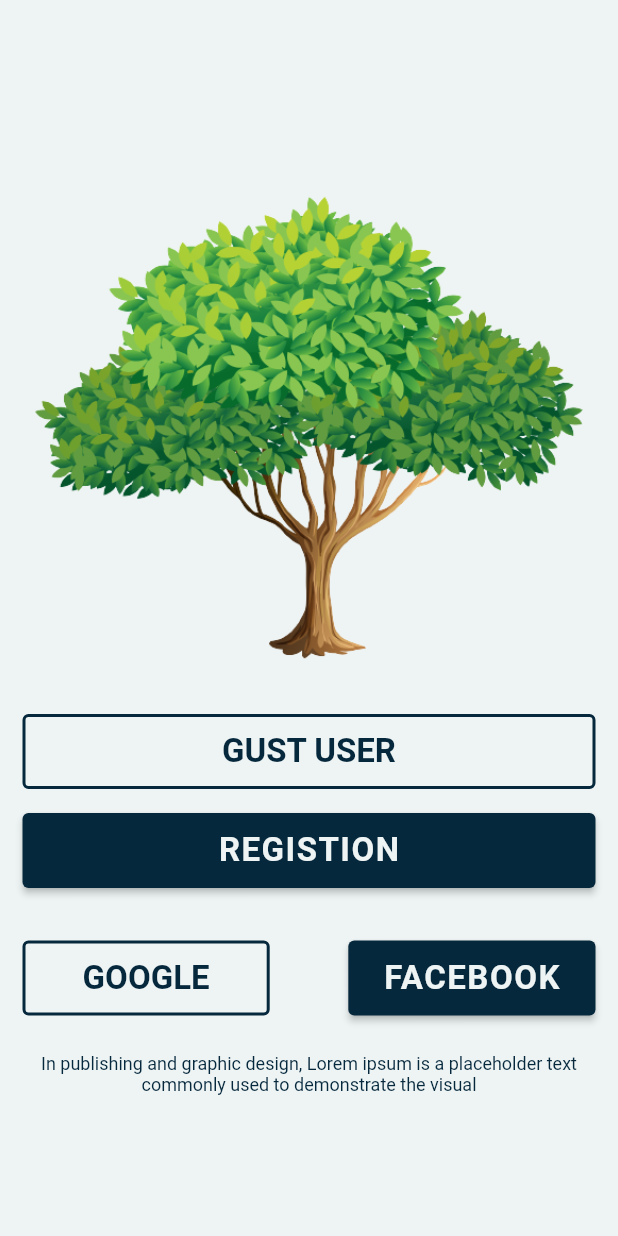
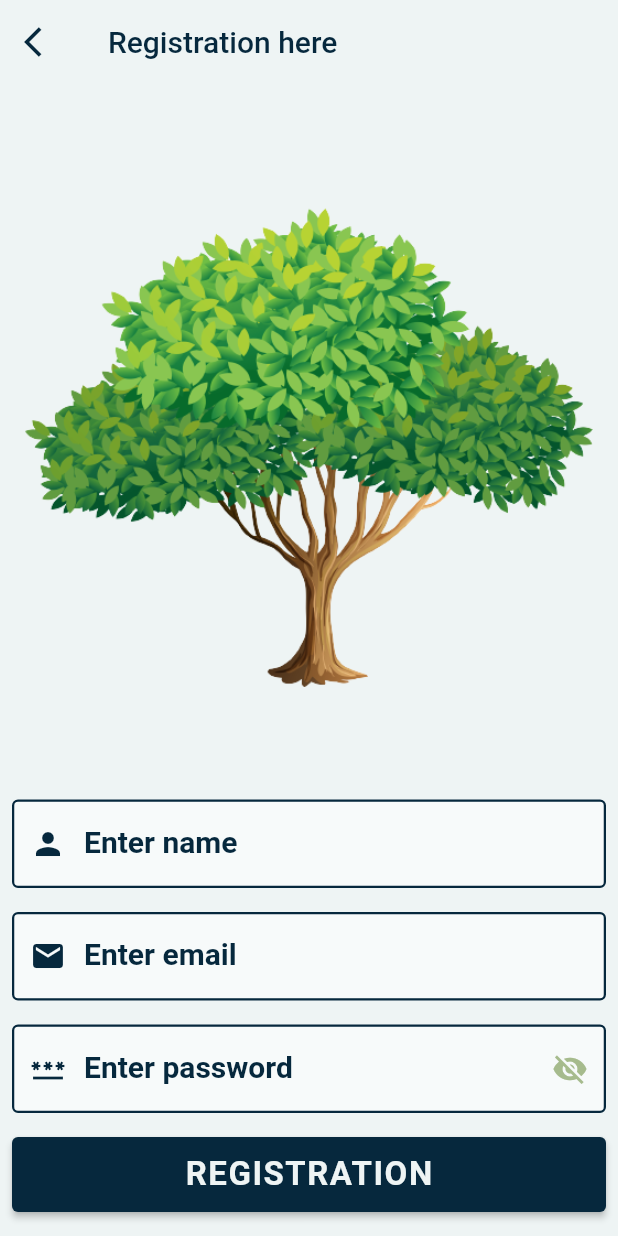
Before and after one commit to rowjoy/tree_shop_ecommerce_with_provider, a Flutter app: the OnboardScrrenTwo screen opened directly, after a tap on "REGISTION", on a phone screen of 412 x 824 dp. Run offline on Flutter 3.47's test engine with Material 2 defaults, Android fonts, the phone set to English and light mode, and no system bars; our stand-ins replace flutter_svg, hexcolor; missing offline and left inert: cuberto_bottom_bar.

Commit message:
Login & Registration screen Design

```diff
--- /dev/null
+++ b/lib/modules/login_registration/registration_screen.dart
@@ -0,0 +1,77 @@
+import 'package:flutter/material.dart';
+import 'package:hexcolor/hexcolor.dart';
+import 'package:tree_shop/core/colors.dart';
+import 'package:tree_shop/widget/custom_button.dart';
+
+import '../../widget/custom_testfield.dart';
+class RegistionScreen extends StatefulWidget {
+  const RegistionScreen({super.key});
+
+  @override
+  State<RegistionScreen> createState() => _RegistionScreenState();
+}
+
+class _RegistionScreenState extends State<RegistionScreen> {
+  @override
+  Widget build(BuildContext context) {
+    return Scaffold(
+      backgroundColor: HexColor(AppColors.whiteColor),
+      appBar: AppBar(
+        automaticallyImplyLeading: false,
+        leading: InkWell( onTap: (){
+          Navigator.pop(context);
+        } ,child: Icon(Icons.arrow_back_ios ,color: HexColor(AppColors.greenColor),)),
+        elevation: 0,
+        title: Text("Registration here",style: TextStyle(color: HexColor(AppColors.greenColor) ),),
+        backgroundColor: HexColor(AppColors.whiteColor),
+      ),
+      body: SafeArea(
+        child: Padding(
+          padding: const EdgeInsets.all(8.0),
+          child: Column(
+            children: [
+             Expanded(
+                child: AspectRatio(
+                  aspectRatio: 1,
+                  child: Image.asset("assets/images/tree_two.png"),
+                ),
+              ),
+              CustomTextField(
+                label: "Enter name",
+                controller: TextEditingController(),
+                keyboardType: TextInputType.text,
+                prefixIcon: Icons.person,
+              ),
+              const SizedBox(height: 16,),
+              CustomTextField(
+                label: "Enter email",
+                controller: TextEditingController(),
+                keyboardType: TextInputType.emailAddress,
+                prefixIcon: Icons.email,
+              ),
+              const SizedBox(height: 16,),
+              CustomTextField(
+                label: "Enter password",
+                controller: TextEditingController(),
+                keyboardType: TextInputType.text,
+                obscureText: true,
+               prefixIcon: Icons.password,
+               suffixIcon: Icons.visibility_off,
+              ),
+              const SizedBox(height: 16,),
+              CustomButton(
+                width: MediaQuery.of(context).size.width,
+                buttonName: "registration",
+                padding: const EdgeInsets.all(0),
+                onPressed: (){
+
+                }
+              ),
+              const SizedBox(height: 8,),
+            ],
+          ),
+        ),
+      ),
+    ) ;
+  }
+}
--- a/lib/modules/onbord_screen/onboard_screen_auth.dart
+++ b/lib/modules/onbord_screen/onboard_screen_auth.dart
@@ -3,11 +3,16 @@
 
 
 import 'package:flutter/material.dart';
+import 'package:flutter_svg/flutter_svg.dart';
 import 'package:hexcolor/hexcolor.dart';
 import 'package:tree_shop/core/colors.dart';
+import 'package:tree_shop/modules/login_registration/login_screen.dart';
+import 'package:tree_shop/modules/login_registration/registration_screen.dart';
 import 'package:tree_shop/modules/screen_layout/base_screen_layout.dart';
 import 'package:tree_shop/modules/views/prodact_screen.dart';
 import 'package:tree_shop/widget/custom_button.dart';
+
+import '../../widget/custom_outline_button.dart';
 class OnboardScrrenTwo extends StatefulWidget {
   const OnboardScrrenTwo({super.key});
 
@@ -30,70 +35,44 @@ class _OnboardScrrenTwoState extends State<OnboardScrrenTwo> {
               aspectRatio: 1,
               child: Image.asset("assets/images/tree_two.png"),
             ),
-            SizedBox(
-              width: MediaQuery.of(context).size.width,
-              height: 50,
-              child: OutlinedButton(
-                style: OutlinedButton.styleFrom(
-                  backgroundColor: HexColor(AppColors.whiteColor),
-                  elevation: 0,
-                  side: BorderSide(
-                    width: 2,
-                    color: HexColor(AppColors.greenColor),
-                  )
-                ),
-                onPressed: (){
-                  Navigator.push(context, MaterialPageRoute(builder: (context)=> BaseLayoutScreen()));
-                },
-                child: Text("Gust user".toUpperCase(),
-                  style: TextStyle(
-                    color: HexColor(AppColors.greenColor),
-                    fontSize: 22,
-                    fontWeight: FontWeight.bold,
-                  ),
-                ),
-              ),
+            CustomOutlineButton(
+              buttonName: "Guest user",
+              onPressed: (){
+                Navigator.push(context, MaterialPageRoute(builder: (context)=> ProdactScreen() ));
+              },
             ),
-            const SizedBox(height: 16,),
+            SizedBox(height: 16,),
             CustomButton(
-              buttonName: "Registion",
+              buttonName: "Login",
               padding: const EdgeInsets.all(0.0),
               onPressed: (){
-
-                },
+                Navigator.push(context, MaterialPageRoute(builder: (context)=>LoginScreen()) );
+              },
              ),
+            const SizedBox(height: 16,),
+            CustomOutlineButton(
+              buttonName: "Registion",
+              onPressed: (){
+                Navigator.push(context, MaterialPageRoute(builder: ((context) => RegistionScreen()) ));
+              }
+            ),
             SizedBox(height: 35,),
              Row(
-               mainAxisAlignment: MainAxisAlignment.spaceBetween,
+               mainAxisAlignment: MainAxisAlignment.center,
                children: [
-                  SizedBox(
-                    width: MediaQuery.of(context).size.width / 2.5 ,
-                    height: 50,
-                    child: OutlinedButton(
-                      style: OutlinedButton.styleFrom(
-                        backgroundColor: HexColor(AppColors.whiteColor),
-                        elevation: 0,
-                        side: BorderSide(
-                          width: 2,
-                          color: HexColor(AppColors.greenColor),
-                        )
-                      ),
-                      onPressed: (){},
-                      child: Text("Google".toUpperCase(),
-                        style: TextStyle(
-                          color: HexColor(AppColors.greenColor),
-                          fontSize: 22,
-                          fontWeight: FontWeight.bold,
-                        ),
-                      ),
-                    ),
-                  ),
-                  CustomButton(
-                    width: MediaQuery.of(context).size.width / 2.5,
-                    padding: const EdgeInsets.all(0.0),
-                    buttonName: "FaceBook",
-                    onPressed: (){}
-                  ),
+                 IconButton(
+                  onPressed: (){
+
+                  },
+                  icon: SvgPicture.asset("assets/icon/icons8-facebook.svg"),
+                 ),
+                 SizedBox(width: 8,),
+                 IconButton(
+                  onPressed: (){
+
+                  },
+                  icon: SvgPicture.asset("assets/icon/icons8-google.svg"),
+                 ),
                ],
              ),
              SizedBox(height: 25,),
--- a/lib/modules/screen_layout/base_screen_layout.dart
+++ b/lib/modules/screen_layout/base_screen_layout.dart
@@ -5,7 +5,7 @@ import 'package:cuberto_bottom_bar/cuberto_bottom_bar.dart';
 import 'package:flutter/material.dart';
 import 'package:hexcolor/hexcolor.dart';
 import 'package:tree_shop/core/colors.dart';
-import 'package:tree_shop/modules/views/cart_screen.dart';
+import 'package:tree_shop/modules/views/card_screen.dart';
 import 'package:tree_shop/modules/views/like_prodect_screen.dart';
 import 'package:tree_shop/modules/views/live_chat_screen.dart';
 import 'package:tree_shop/modules/views/prodact_screen.dart';
@@ -48,7 +48,7 @@ class _BaseLayoutScreenState extends State<BaseLayoutScreen> {
       appBar: AppBar(
         automaticallyImplyLeading: false,
         elevation: 0,
-        backgroundColor: HexColor(AppColors.whiteColor),
+       backgroundColor: HexColor(AppColors.whiteColor),
         leading: Padding(
           padding: const EdgeInsets.all(5.0),
           child: Material(
--- a/lib/modules/views/live_chat_screen.dart
+++ b/lib/modules/views/live_chat_screen.dart
@@ -1,4 +1,8 @@
+// ignore_for_file: prefer_const_constructors
+
 import 'package:flutter/material.dart';
+import 'package:hexcolor/hexcolor.dart';
+import 'package:tree_shop/core/colors.dart';
 class LiveChatScreen extends StatefulWidget {
   const LiveChatScreen({super.key});
 
@@ -10,6 +14,7 @@ class _LiveChatScreenState extends State<LiveChatScreen> {
   @override
   Widget build(BuildContext context) {
     return Scaffold(
+      backgroundColor: HexColor(AppColors.whiteColor),
       body: SafeArea(
         child: Center(
           child: Text("Live chat "),
--- a/lib/modules/views/prodact_screen.dart
+++ b/lib/modules/views/prodact_screen.dart
@@ -2,11 +2,6 @@
 
 // ignore_for_file: prefer_const_constructors, sized_box_for_whitespace, avoid_unnecessary_containers, unnecessary_string_interpolations
 
-
-
-import 'dart:math';
-
-import 'package:carousel_slider/carousel_slider.dart';
 import 'package:flutter/cupertino.dart';
 import 'package:flutter/material.dart';
 import 'package:hexcolor/hexcolor.dart';
--- a/lib/widget/custom_button.dart
+++ b/lib/widget/custom_button.dart
@@ -1,3 +1,5 @@
+// ignore_for_file: unnecessary_string_interpolations
+
 import 'package:flutter/material.dart';
 import 'package:hexcolor/hexcolor.dart';
 
@@ -10,12 +12,14 @@ class CustomButton extends StatelessWidget {
     required this.onPressed,
     this.padding,
     this.width,
+    this.backgroundColor,
   }) : super(key: key);
 
   final String buttonName;
   final void Function()? onPressed;
   final EdgeInsetsGeometry? padding;
   final double? width;
+  final MaterialStateProperty<Color?>? backgroundColor;
 
   @override
   Widget build(BuildContext context) {
@@ -27,7 +31,7 @@ class CustomButton extends StatelessWidget {
         child: ElevatedButton(
           onPressed: onPressed,
           style: ButtonStyle(
-            backgroundColor: MaterialStatePropertyAll<Color>(HexColor(AppColors.greenColor)),
+            backgroundColor: backgroundColor ?? MaterialStatePropertyAll<Color>(HexColor(AppColors.greenColor)),
           ),
           child: Text("$buttonName".toUpperCase(),
             style: TextStyle(
--- /dev/null
+++ b/lib/widget/custom_outline_button.dart
@@ -0,0 +1,38 @@
+import 'package:flutter/material.dart';
+import 'package:hexcolor/hexcolor.dart';
+import 'package:tree_shop/core/colors.dart';
+class CustomOutlineButton extends StatelessWidget {
+  final String buttonName;
+  final  void Function()? onPressed;
+  const CustomOutlineButton({
+    Key? key,
+    required this.buttonName,
+    required this.onPressed,
+  }) : super(key: key);
+
+  @override
+  Widget build(BuildContext context) {
+    return SizedBox(
+      width: MediaQuery.of(context).size.width,
+      height: 50,
+      child: OutlinedButton(
+        style: OutlinedButton.styleFrom(
+          backgroundColor: HexColor(AppColors.whiteColor),
+          elevation: 0,
+          side: BorderSide(
+            width: 2,
+            color: HexColor(AppColors.greenColor),
+          )
+        ),
+        onPressed:onPressed,
+        child: Text("$buttonName".toUpperCase(),
+          style: TextStyle(
+            color: HexColor(AppColors.greenColor),
+            fontSize: 22,
+            fontWeight: FontWeight.bold,
+          ),
+        ),
+      ),
+    );
+  }
+}
--- /dev/null
+++ b/lib/widget/custom_testfield.dart
@@ -0,0 +1,62 @@
+import 'package:flutter/material.dart';
+import 'package:hexcolor/hexcolor.dart';
+import 'package:tree_shop/core/colors.dart';
+class CustomTextField extends StatelessWidget {
+  final String label;
+  final TextEditingController controller;
+  final  IconData? prefixIcon;
+  final  IconData? suffixIcon;
+  final TextInputType? keyboardType;
+  final bool? obscureText;
+  const CustomTextField({
+    Key? key,
+    required this.controller,
+    required this.label,
+    required this.prefixIcon,
+    required this.keyboardType,
+    this.suffixIcon,
+    this.obscureText = false,
+
+  }) : super(key: key);
+
+  @override
+  Widget build(BuildContext context) {
+    return TextField(
+      controller: controller,
+      obscureText: obscureText!,
+      keyboardType: keyboardType,
+      style: TextStyle(
+        color: HexColor(AppColors.greenColor),
+        fontSize: 16,
+        fontWeight: FontWeight.w700,
+      ),
+      decoration: InputDecoration(
+        label: Text("$label", style: TextStyle(color: HexColor(AppColors.greenColor),fontSize: 20),),
+        filled: true,
+        fillColor: Colors.white.withOpacity(0.5),
+        prefixIcon: Icon(prefixIcon,color: HexColor(AppColors.greenColor),) ,
+        suffixIcon : Icon(suffixIcon,color: HexColor(AppColors.seGreenColor),) ,
+        border: OutlineInputBorder(
+          borderSide: BorderSide(
+            color: HexColor(AppColors.greenColor),
+            width: 1.5,
+          ),
+        ),
+       enabledBorder : OutlineInputBorder(
+          borderSide: BorderSide(
+            color: HexColor(AppColors.greenColor),
+            width: 1.5,
+          ),
+        ),
+        focusedBorder: OutlineInputBorder(
+          borderSide: BorderSide(
+            color: HexColor(AppColors.greenColor),
+            width: 1.5,
+          ),
+        ),
+
+
+      ),
+    );
+  }
+}
```
Also changed, not shown: lib/modules/login_registration/login_screen.dart (added, +69 -0 lines), lib/modules/views/card_screen.dart (renamed from lib/modules/views/cart_screen.dart, +5 -6 lines), assets/icon/icons8-facebook.svg (added), assets/icon/icons8-google.svg (added).
